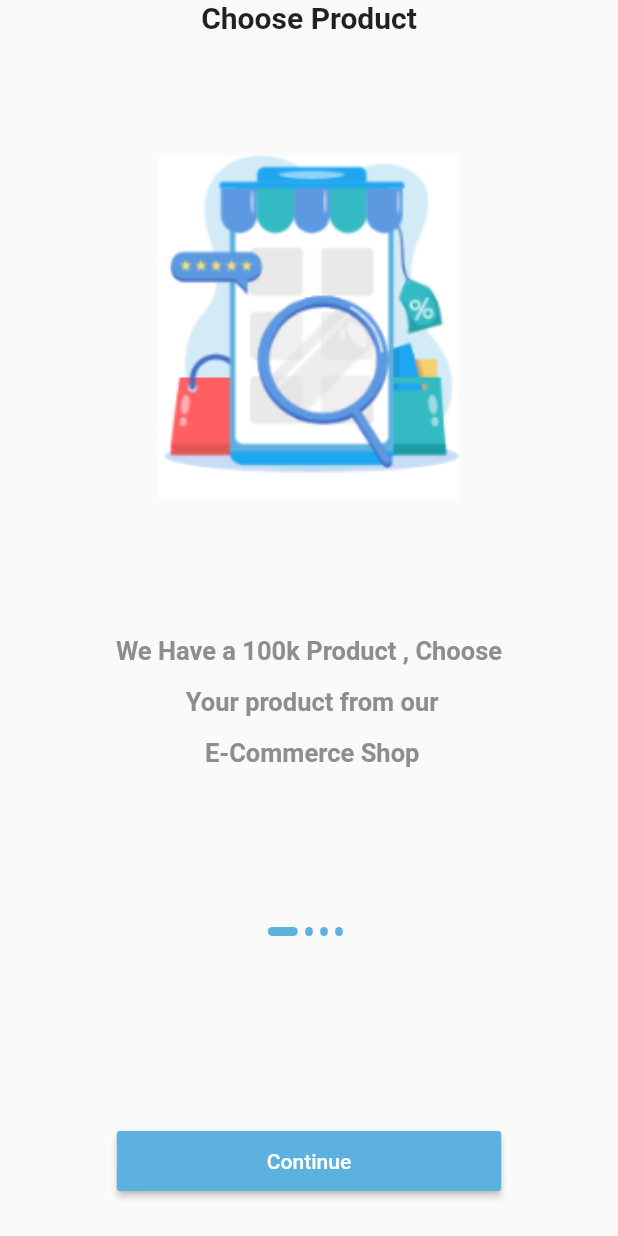
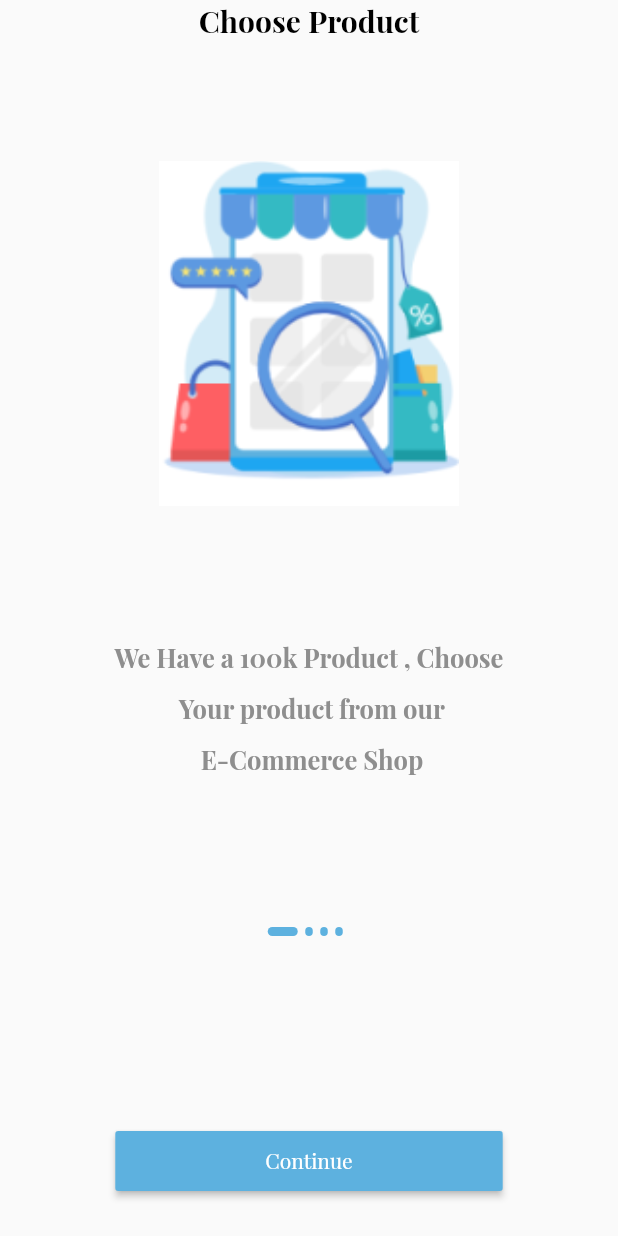
Before and after one commit to zaidoun92/ecommerce_app, a Flutter app: the screen it shows after launch, on a phone screen of 412 x 824 dp. Run offline on Flutter 3.47's test engine with Material 2 defaults, Android fonts, the phone set to English and light mode, and no system bars; our stand-ins replace get; project files that could hold a hidden picture were left out.

Commit message:
Change the textTheme and font

```diff
--- a/lib/core/constant/color.dart
+++ b/lib/core/constant/color.dart
@@ -3,4 +3,5 @@ import 'package:flutter/material.dart';
 class AppColor {
   static const Color grey = Color(0xFF8e8e8e);
   static const Color primaryColor = Color(0xFF5DB1DF);
+  static const Color black = Color(0xFF000000);
 }
--- a/lib/main.dart
+++ b/lib/main.dart
@@ -2,6 +2,8 @@ import 'package:ecommerce_app/routes.dart';
 import 'package:ecommerce_app/view/screen/onboarding.dart';
 import 'package:flutter/material.dart';
 import 'package:get/get.dart';
+
+import 'core/constant/color.dart';
 
 void main() {
   runApp(const MyApp());
@@ -17,6 +19,17 @@ class MyApp extends StatelessWidget {
       debugShowCheckedModeBanner: false,
       title: 'Flutter Demo',
       theme: ThemeData(
+        fontFamily: "PlayfairDisplay",
+        textTheme: const TextTheme(
+          headline1: TextStyle(
+              fontWeight: FontWeight.bold, fontSize: 20, color: AppColor.black),
+          bodyText1: TextStyle(
+            height: 2,
+            color: AppColor.grey,
+            fontWeight: FontWeight.bold,
+            fontSize: 17,
+          ),
+        ),
         primarySwatch: Colors.blue,
       ),
       home: const OnBoarding(),
--- a/lib/view/widget/onboarding/customslider.dart
+++ b/lib/view/widget/onboarding/customslider.dart
@@ -1,8 +1,6 @@
 import 'package:ecommerce_app/controller/onboarding_controller.dart';
 import 'package:flutter/material.dart';
 import 'package:get/get.dart';
-
-import '../../../core/constant/color.dart';
 import '../../../data/datasource/static/static.dart';
 
 class CustomSliderOnBoarding extends GetView<OnBoardingControllerImp> {
@@ -19,8 +17,7 @@ class CustomSliderOnBoarding extends GetView<OnBoardingControllerImp> {
       itemBuilder: (context, i) => Column(
         children: [
           Text(onBoardingList[i].title!,
-              style:
-                  const TextStyle(fontWeight: FontWeight.bold, fontSize: 20)),
+              style: Theme.of(context).textTheme.headline1),
           const SizedBox(height: 80),
           Image.asset(
             onBoardingList[i].image!,
@@ -35,12 +32,7 @@ class CustomSliderOnBoarding extends GetView<OnBoardingControllerImp> {
             child: Text(
               onBoardingList[i].body!,
               textAlign: TextAlign.center,
-              style: const TextStyle(
-                height: 2,
-                color: AppColor.grey,
-                fontWeight: FontWeight.bold,
-                fontSize: 17,
-              ),
+              style: Theme.of(context).textTheme.bodyText1,
             ),
           ),
         ],
--- a/pubspec.yaml
+++ b/pubspec.yaml
@@ -109,6 +109,11 @@ flutter:
         - asset: assets/fonts/Cairo/Cairo-Regular.ttf
         - asset: assets/fonts/Cairo/Cairo-Bold.ttf
           weight: 700
+    - family: PlayfairDisplay
+      fonts:
+        - asset: assets/fonts/PlayfairDisplay/PlayfairDisplay-Regular.ttf
+        - asset: assets/fonts/PlayfairDisplay/PlayfairDisplay-Bold.ttf
+          weight: 700
   #       - asset: fonts/Schyler-Italic.ttf
   #         style: italic
   #   - family: Trajan Pro
```
Also changed, not shown: assets/fonts/PlayfairDisplay/PlayfairDisplay-Black.ttf (added), assets/fonts/PlayfairDisplay/PlayfairDisplay-BlackItalic.ttf (added), assets/fonts/PlayfairDisplay/PlayfairDisplay-Bold.ttf (added), assets/fonts/PlayfairDisplay/PlayfairDisplay-BoldItalic.ttf (added), assets/fonts/PlayfairDisplay/PlayfairDisplay-ExtraBold.ttf (added), assets/fonts/PlayfairDisplay/PlayfairDisplay-ExtraBoldItalic.ttf (added), assets/fonts/PlayfairDisplay/PlayfairDisplay-Italic.ttf (added), assets/fonts/PlayfairDisplay/PlayfairDisplay-Medium.ttf (added), assets/fonts/PlayfairDisplay/PlayfairDisplay-MediumItalic.ttf (added), assets/fonts/PlayfairDisplay/PlayfairDisplay-Regular.ttf (added), assets/fonts/PlayfairDisplay/PlayfairDisplay-SemiBold.ttf (added), assets/fonts/PlayfairDisplay/PlayfairDisplay-SemiBoldItalic.ttf (added).
